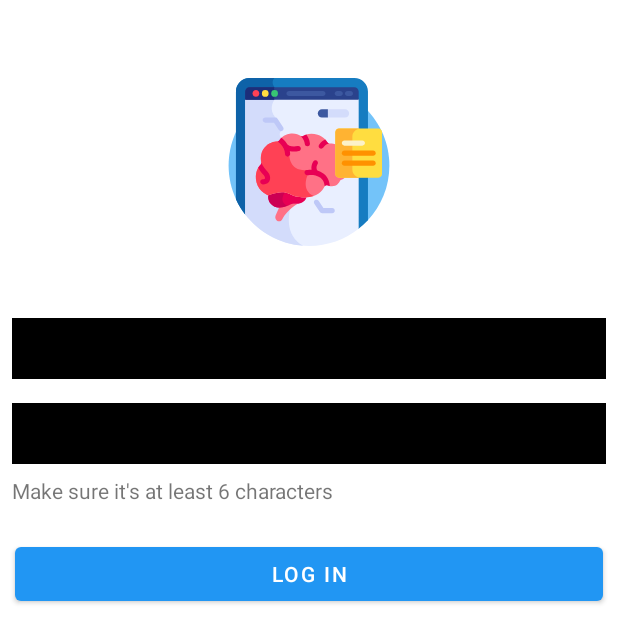
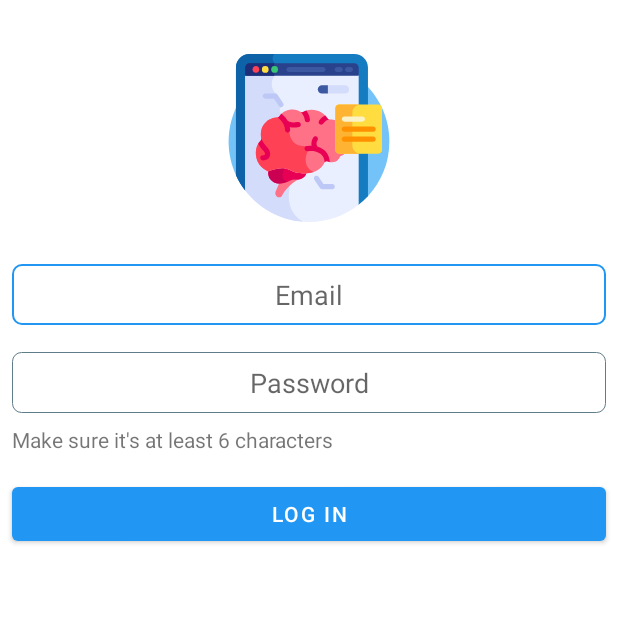
Before and after one commit to Imtial/Quizzy, an Android app: the screen it shows after launch (MainActivity), on a phone screen of 412 x 824 dp. Shown: the top 643 px of the screen. Run offline under Robolectric (Android 15) with nearby library versions, the phone set to English and light mode, and no system bars; our stand-ins replace Room's generated code; 4 statements that could not run were skipped.

Commit message:
Log In Screen, bug fixed

```diff
--- a/app/src/main/java/com/example/quizzy/MainActivity.kt
+++ b/app/src/main/java/com/example/quizzy/MainActivity.kt
@@ -35,10 +35,14 @@ class MainActivity : AppCompatActivity() {
 
         viewModel.logInStatus.observe(this, Observer { status ->
             when(status) {
-                Status.FAILURE -> buttonSignUp.visibility = View.VISIBLE
+                Status.FAILURE -> {
+                    buttonSignUp.visibility = View.VISIBLE
+                    buttonLogIn.visibility = View.GONE
+                }
                 Status.SUCCESS -> {
                     val intent = Intent(applicationContext, QuizGameActivity::class.java)
                     startActivity(intent)
+                    finish()
                 }
             }
         })
@@ -49,7 +53,7 @@ class MainActivity : AppCompatActivity() {
         }
 
         buttonLogIn.setOnClickListener {
-            if (emailInput.text.isNotBlank()) viewModel.userInfo.name = emailInput.text.toString().trim()
+            if (emailInput.text.isNotBlank()) viewModel.userInfo.email = emailInput.text.toString().trim()
             if (passwordInput.text.isNotBlank()) viewModel.userInfo.password = passwordInput.text.toString().trim()
             viewModel.verifyUser()
         }
@@ -73,7 +77,7 @@ class MainViewModel(private val application: Application): ViewModel() {
     val user = repository.currentUser
 
     fun verifyUser() {
-        if (userInfo.email == user.value?.name
+        if (userInfo.email == user.value?.email
                 && userInfo.password == user.value?.password) {
             _logInStatus.value = Status.SUCCESS
         } else {
--- a/app/src/main/java/com/example/quizzy/database/QuizDatabase.kt
+++ b/app/src/main/java/com/example/quizzy/database/QuizDatabase.kt
@@ -49,9 +49,10 @@ abstract class QuizDatabase : RoomDatabase() {
                                         INSTANCE.questionDao.clearTable()
                                         INSTANCE.responseDao.clearTable()
                                         INSTANCE.quizItemDao.clearTable()
+                                        INSTANCE.userInfoDao.clearTable()
+                                        INSTANCE.userInfoDao.insert(USERINFO)
                                         for (quizItem in QUIZITEMS) INSTANCE.quizItemDao.insert(quizItem)
                                         for (quiz in QUIZZES) INSTANCE.quizDao.insert(quiz)
-                                        INSTANCE.userInfoDao.insert(USERINFO)
                                     }
                                 }
                             })
--- a/app/src/main/res/drawable/textbox_selector.xml
+++ b/app/src/main/res/drawable/textbox_selector.xml
@@ -1,12 +1,18 @@
 <?xml version="1.0" encoding="utf-8"?>
 <selector xmlns:android="http://schemas.android.com/apk/res/android">
-    <item android:state_enabled="false"
-        android:drawable="@color/colorAccent"/>
-    <item android:drawable="@color/black">
+
+    <item android:state_enabled="true"
+        android:state_focused="true">
         <shape android:shape="rectangle">
-            <stroke android:width="1.2dp"
-                android:color="@color/colorPrimaryDark" />
+            <stroke android:width="1.4dp" android:color="@color/colorPrimary" />
             <corners android:radius="6dp" />
         </shape>
     </item>
+    <item android:state_enabled="true">
+        <shape android:shape="rectangle">
+            <stroke android:width="0.8dp" android:color="@color/colorAccent" />
+            <corners android:radius="6dp" />
+        </shape>
+    </item>
+
 </selector>
--- a/app/src/main/res/layout/activity_main.xml
+++ b/app/src/main/res/layout/activity_main.xml
@@ -11,8 +11,8 @@
         android:layout_width="120dp"
         android:layout_height="120dp"
         android:layout_gravity="center_horizontal"
-        android:layout_marginTop="48dp"
-        android:layout_marginBottom="36dp"
+        android:layout_marginTop="32dp"
+        android:layout_marginBottom="24dp"
         android:padding="4dp"
         android:src="@drawable/ic_quizzy_logo"/>
 
@@ -21,7 +21,7 @@
         android:layout_width="match_parent"
         android:layout_height="wrap_content"
         android:background="@drawable/textbox_selector"
-        android:layout_margin="8dp"
+        android:layout_marginHorizontal="8dp"
         android:padding="8dp"
         android:hint="Email"
         android:gravity="center"
@@ -42,7 +42,7 @@
         android:layout_width="wrap_content"
         android:layout_height="wrap_content"
         android:layout_marginHorizontal="8dp"
-        android:layout_marginBottom="12dp"
+        android:layout_marginBottom="8dp"
         android:text="Make sure it's at least 6 characters"/>
 
     <com.google.android.material.button.MaterialButton
@@ -50,7 +50,7 @@
         android:layout_height="wrap_content"
         android:text="Log In"
         android:id="@+id/loginButton"
-        android:layout_margin="10sp" />
+        android:layout_margin="8dp" />
 
     <com.google.android.material.button.MaterialButton
         android:id="@+id/signupButton"
```
